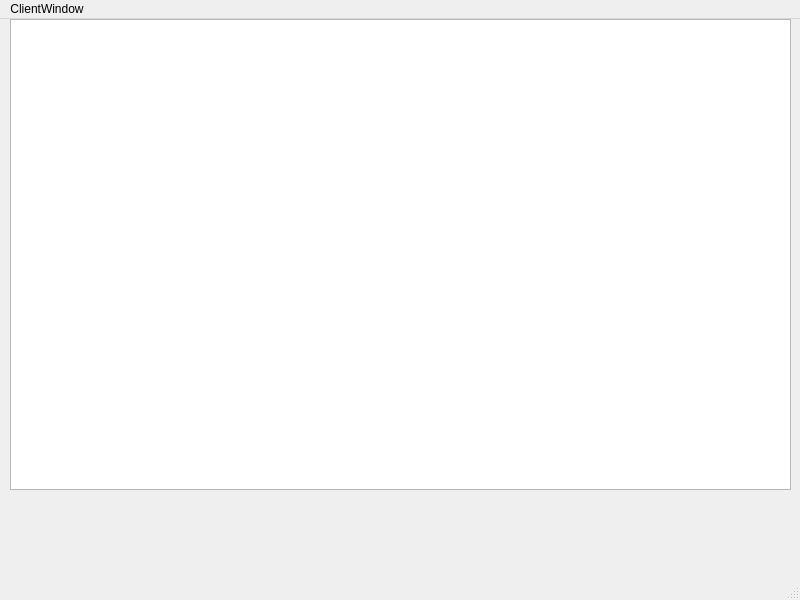
Above: Client/Client/clientwindow.ui from roxanageanina/Aplica-ie-de-Chat-multiclient before the change. Below: the same form after it.
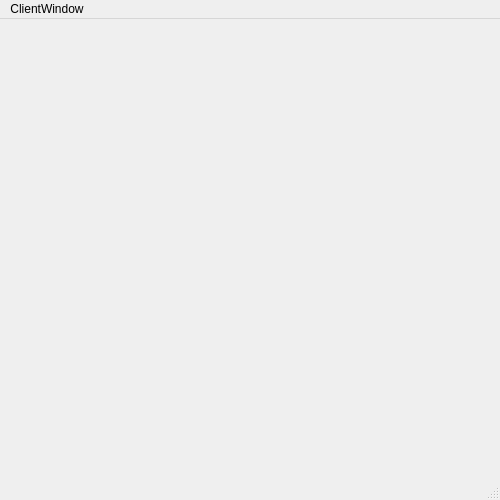
That is the form after the change.

The edit to the form file:
```diff
--- a/Client/Client/clientwindow.ui
+++ b/Client/Client/clientwindow.ui
@@ -6,31 +6,20 @@
    <rect>
     <x>0</x>
     <y>0</y>
-    <width>800</width>
-    <height>600</height>
+    <width>500</width>
+    <height>500</height>
    </rect>
   </property>
   <property name="windowTitle">
    <string>MainWindow</string>
   </property>
-  <widget class="QWidget" name="centralwidget">
-   <widget class="QTextEdit" name="textEdit">
-    <property name="geometry">
-     <rect>
-      <x>10</x>
-      <y>0</y>
-      <width>781</width>
-      <height>471</height>
-     </rect>
-    </property>
-   </widget>
-  </widget>
+  <widget class="QWidget" name="centralwidget"/>
   <widget class="QMenuBar" name="menubar">
    <property name="geometry">
     <rect>
      <x>0</x>
      <y>0</y>
-     <width>800</width>
+     <width>500</width>
      <height>25</height>
     </rect>
    </property>
```
